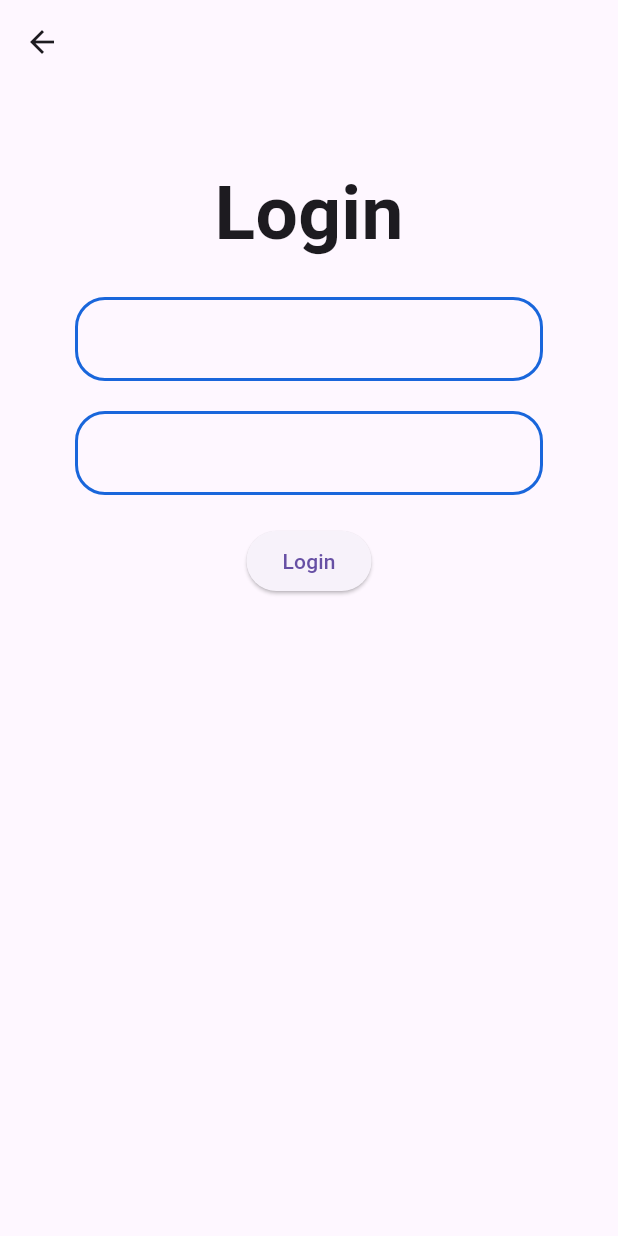
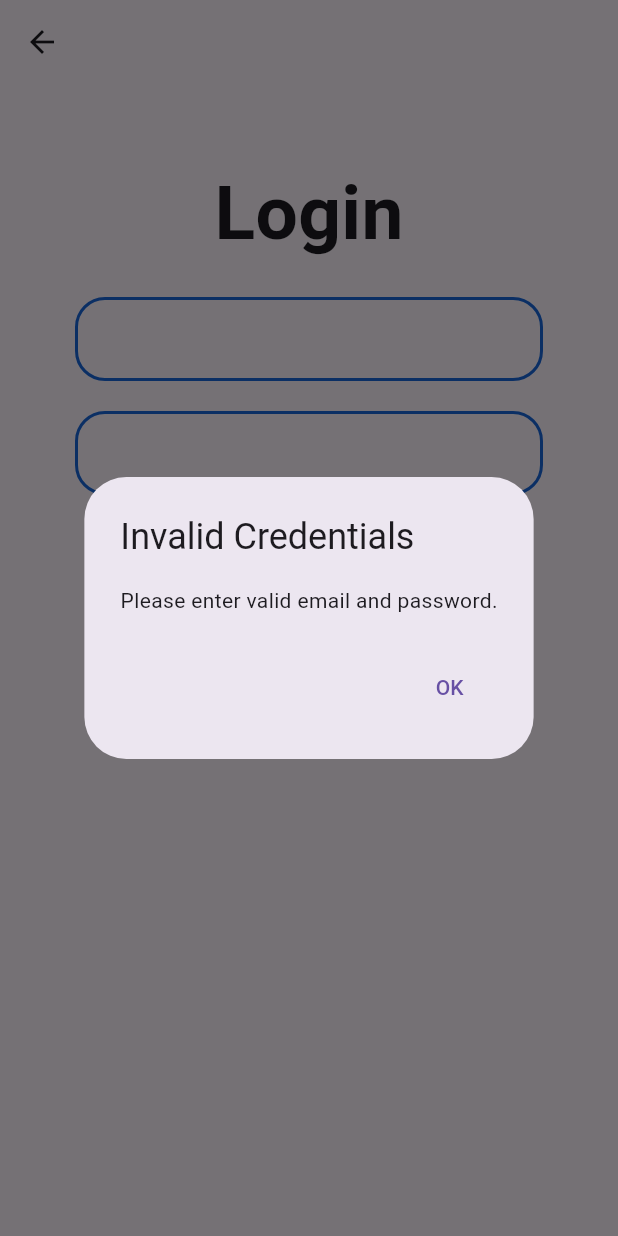
Before and after one commit to ktruong2702/Policy_Vote, a Flutter app: the LoginForm screen opened directly, after a tap on "Login", on a phone screen of 412 x 824 dp. Run offline on Flutter 3.47's test engine with Material 3 defaults, Android fonts, the light colour scheme and no system bars.

Commit message:
login(new)

```diff
--- a/lib/page/login.dart
+++ b/lib/page/login.dart
@@ -9,6 +9,38 @@ class LoginForm extends StatefulWidget {
 }
 
 class _LoginFormState extends State<LoginForm> {
+  final TextEditingController _emailController = TextEditingController();
+  final TextEditingController _passwordController = TextEditingController();
+
+  void _login() {
+    String email = _emailController.text;
+    String password = _passwordController.text;
+
+    // Mock login logic
+    if (email == 'user@example.com' && password == 'password') {
+      // Successful login
+      Navigator.pushReplacement(
+        context,
+        MaterialPageRoute(builder: (context) => const HomePage()),
+      );
+    } else {
+      // Invalid credentials
+      showDialog(
+        context: context,
+        builder: (context) => AlertDialog(
+          title: const Text('Invalid Credentials'),
+          content: const Text('Please enter valid email and password.'),
+          actions: [
+            TextButton(
+              onPressed: () => Navigator.pop(context),
+              child: const Text('OK'),
+            ),
+          ],
+        ),
+      );
+    }
+  }
+
   @override
   Widget build(BuildContext context) {
     return Scaffold(
@@ -16,10 +48,10 @@ class _LoginFormState extends State<LoginForm> {
         leading: IconButton(
           icon: const Icon(Icons.arrow_back), // Icon cho nút back
           onPressed: () {
-            Navigator.of(context).pop(); // Đóng màn hình hiện tại khi nút back được nhấn
+            Navigator.of(context)
+                .pop(); // Đóng màn hình hiện tại khi nút back được nhấn
           },
         ),
-
       ),
       body: Padding(
         padding: const EdgeInsets.all(50.0),
@@ -35,6 +67,7 @@ class _LoginFormState extends State<LoginForm> {
             ),
             const SizedBox(height: 20.0),
             TextFormField(
+              controller: _emailController,
               decoration: const InputDecoration(
                 labelText: 'Email',
                 labelStyle: TextStyle(
@@ -54,6 +87,7 @@ class _LoginFormState extends State<LoginForm> {
             ),
             const SizedBox(height: 20.0),
             TextFormField(
+              controller: _passwordController,
               decoration: const InputDecoration(
                 labelText: 'Password',
                 labelStyle: TextStyle(
@@ -74,9 +108,8 @@ class _LoginFormState extends State<LoginForm> {
             ),
             const SizedBox(height: 20.0),
             ElevatedButton(
-              onPressed: () {
-                // Login Event here
-              },
+              // Modify the onPressed callback
+              onPressed: _login,
               child: const Text('Login'),
             ),
           ],
@@ -85,3 +118,19 @@ class _LoginFormState extends State<LoginForm> {
     );
   }
 }
+
+class HomePage extends StatelessWidget {
+  const HomePage({Key? key}) : super(key: key);
+
+  @override
+  Widget build(BuildContext context) {
+    return Scaffold(
+      appBar: AppBar(
+        title: const Text('Home'),
+      ),
+      body: const Center(
+        child: Text('Welcome to the Home Page!'),
+      ),
+    );
+  }
+}
```
Also changed, not shown: 1 other file.
